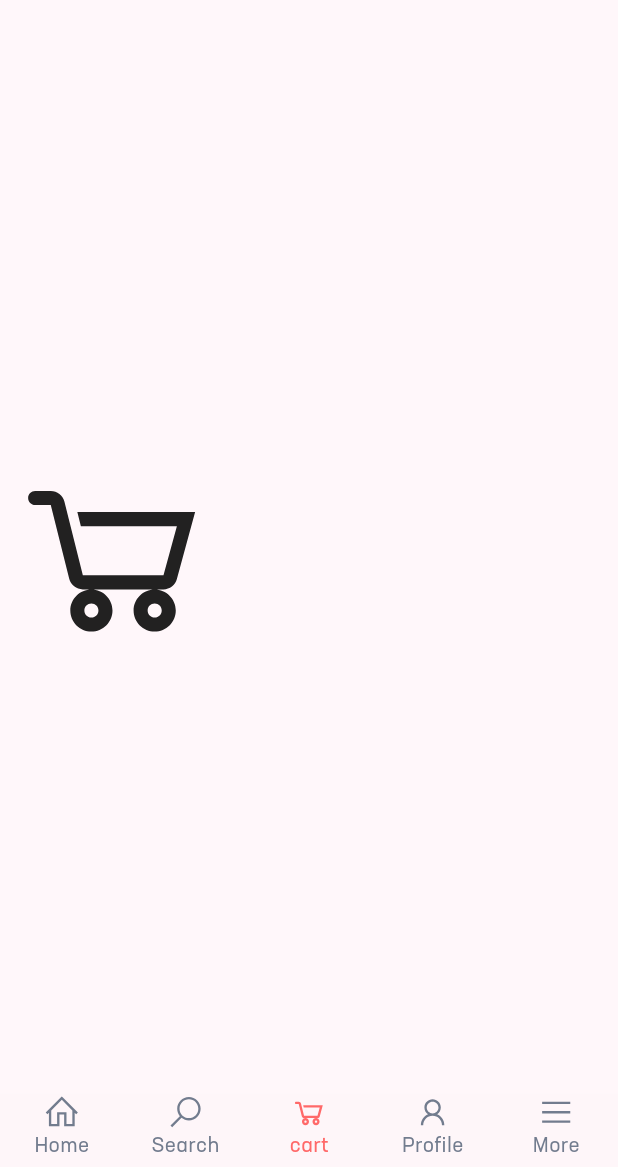
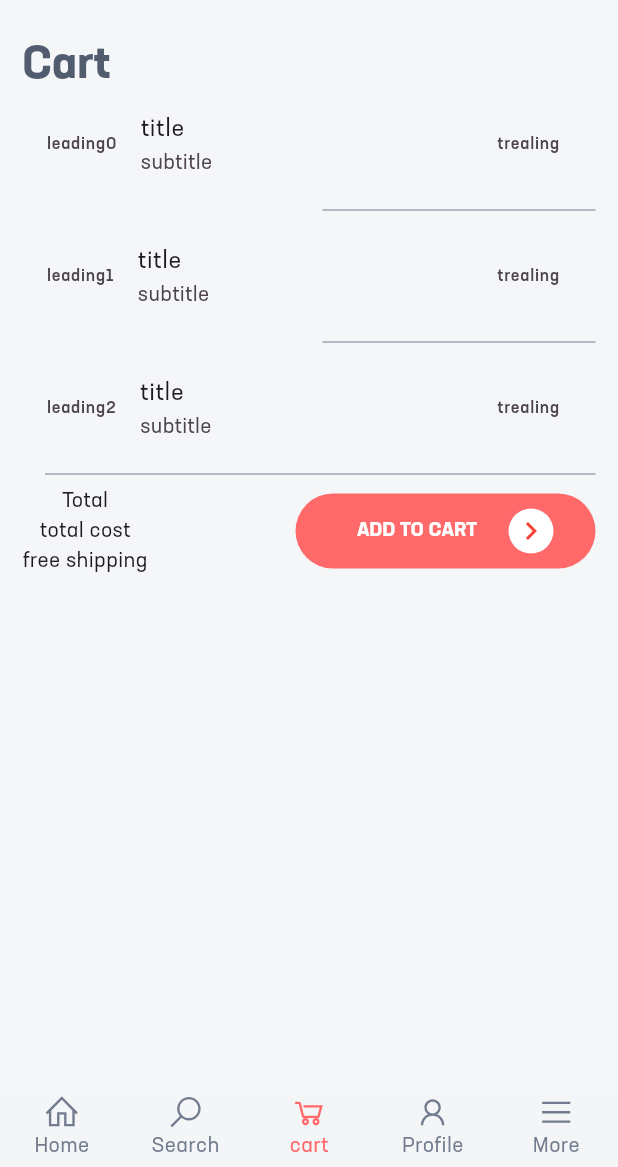
Before and after one commit to NancyMohamed1910/E-commerce_login, a Flutter app: the MasterPage screen opened directly, item 3 of the bottom bar chosen, on a phone screen of 412 x 824 dp, the part 69-1236 px from its top. Run offline on Flutter 3.47's test engine with Material 3 defaults, Android fonts, the phone set to English and light mode, and no system bars; drawn by our look-alikes of animated_bottom_navigation_bar; our stand-ins replace carousel_slider, cloud_firestore, dots_indicator, email_validator, firebase_auth, firebase_core and 5 more; accounts and stored records are empty.

Commit message:
create cart_page,forgotPassword_page and profilePage

```diff
--- a/lib/seeder/widgetdata.seeder.dart
+++ b/lib/seeder/widgetdata.seeder.dart
@@ -2,6 +2,7 @@ import 'package:e_commerce/view/pages/authentication/forgotpassword_page.dart';
 import 'package:e_commerce/view/pages/authentication/login_page.dart';
 
 import 'package:e_commerce/view/pages/authentication/signup_page.dart';
+import 'package:e_commerce/view/pages/cart_page.dart';
 import 'package:e_commerce/view/pages/home_page.dart';
 
 import 'package:e_commerce/view/pages/profile_page.dart';
@@ -16,7 +17,8 @@ class WidgetData {
       LineIcons.search,
       size: 150,
     ),
-    Icon(LineIcons.shoppingCart, size: 150),
+    CartPage(),
+    //Icon(LineIcons.shoppingCart, size: 150),
     //Icon(LineIcons.user, size: 150),
     ProfilePage(),
     Icon(LineIcons.bars, size: 150),
--- /dev/null
+++ b/lib/view/pages/cart_page.dart
@@ -0,0 +1,110 @@
+import 'package:e_commerce/view/widgets/headline.widgets.dart';
+import 'package:flutter/material.dart';
+
+class CartPage extends StatefulWidget {
+  const CartPage({super.key});
+
+  @override
+  State<CartPage> createState() => _CartPageState();
+}
+
+class _CartPageState extends State<CartPage> {
+  @override
+  Widget build(BuildContext context) {
+    return Padding(
+      padding: const EdgeInsets.all(15.0),
+      child: Column(
+        mainAxisAlignment: MainAxisAlignment.spaceBetween,
+        children: [
+          SingleChildScrollView(
+            child: Column(
+                //mainAxisAlignment: MainAxisAlignment.spaceEvenly,
+                children: [
+                  SizedBox(height: 35, child: HeadlineWidget(title: 'Cart')),
+                  ListView.separated(
+                      separatorBuilder: (ctx, index) {
+                        return const Divider(
+                            thickness: 0,
+                            indent: 200,
+                            color: Color(0xff727C8E));
+                      },
+                      //  ListView.builder.(
+                      scrollDirection: Axis.vertical,
+                      physics: const ClampingScrollPhysics(),
+                      shrinkWrap: true,
+                      itemCount: 3,
+                      itemBuilder: (ctx, index) {
+                        return ListTile(
+                          leading: Text('leading$index'),
+                          title: Text('title'),
+                          subtitle: Text('subtitle'),
+                          trailing: Text('trealing'),
+                        );
+                      }),
+                ]),
+          ),
+          const Divider(thickness: 0, indent: 15, color: Color(0xff727C8E)),
+          Row(
+            mainAxisAlignment: MainAxisAlignment.spaceBetween,
+            children: [
+              Column(
+                children: [
+                  Text('Total'),
+                  Text('total cost'),
+                  Text('free shipping')
+                ],
+              ),
+              ElevatedButton(
+                onPressed: () {},
+                style: ElevatedButton.styleFrom(
+                  shape: const StadiumBorder(),
+                  elevation: 0,
+                  backgroundColor: const Color(0xffff6969),
+                  shadowColor: const Color.fromARGB(255, 105, 105, 4),
+                  fixedSize: const Size(200, 50),
+                ),
+                child: Row(
+                    mainAxisAlignment: MainAxisAlignment.spaceEvenly,
+                    children: [
+                      const Expanded(
+                        flex: 3,
+                        child: SizedBox(
+                          child: Text(
+                            'ADD TO CART',
+                            textAlign: TextAlign.center,
+                            style: TextStyle(
+                              fontStyle: FontStyle.normal,
+                              color: Colors.white,
+                              fontWeight: FontWeight.bold,
+                              fontSize: 13,
+                            ),
+                          ),
+                        ),
+                      ),
+                      Expanded(
+                        flex: 1,
+                        child: SizedBox(
+                          child: Container(
+                            width: 30,
+                            height: 30,
+                            decoration: const BoxDecoration(
+                              shape: BoxShape.circle,
+                              color: Colors.white,
+                            ),
+                            child: const Icon(
+                              Icons.keyboard_arrow_right,
+                              color: Colors.red,
+                              size: 24.0,
+                            ),
+                          ),
+                        ),
+                      ),
+                    ]),
+              ),
+            ],
+          )
+        ],
+      ),
+    );
+  }
+}
--- a/lib/view/pages/home_page.dart
+++ b/lib/view/pages/home_page.dart
@@ -113,20 +113,6 @@ class _HomePageState extends State<HomePage> {
                                       price: '\$'
                                           ' ${(snapshot.data as List<ProductData>).map((e) => e.price ?? '').toList().elementAt(index).toString()}',
                                       onPressed: () {
-                                        /* String productId =
-                                            (snapshot.data as List<ProductData>)
-                                                .map((e) => e.id ?? '')
-                                                .toList()
-                                                .elementAt(index);
-                                        print('======productId:===$productId');
-                                        */
-                                        /*  List<Map<String, dynamic>> prod =
-                                            ((snapshot.data ??
-                                                    [].elementAt(index))
-                                                // as List<ProductData>
-                                                as List<Map<String, dynamic>>);
-                                        print('======prod=====$prod');
-                                        */
                                         Navigator.pushReplacement(
                                             context,
                                             MaterialPageRoute(
--- a/lib/view/pages/master_page.dart
+++ b/lib/view/pages/master_page.dart
@@ -21,9 +21,10 @@ class _MasterPageState extends State<MasterPage> {
   @override
   Widget build(BuildContext context) {
     return Scaffold(
+        backgroundColor: const Color(0xffF5F6F8),
         appBar: AppBarEx.getAppBar,
         body: Column(
-          mainAxisAlignment: MainAxisAlignment.center,
+          // mainAxisAlignment: MainAxisAlignment.center,
           children: [WidgetData.myWidget[_selectedIndex]],
         ),
         bottomNavigationBar: BottomNavigationBarWidget(
--- a/lib/view/widgets/AppBar_EX.widgets.dart
+++ b/lib/view/widgets/AppBar_EX.widgets.dart
@@ -3,6 +3,7 @@ import 'package:flutter/material.dart';
 
 class AppBarEx {
   static PreferredSizeWidget get getAppBar => AppBar(
+        backgroundColor: const Color(0xffF5F6F8),
         //toolbarHeight: 49,
         actions: [
           Stack(
```
